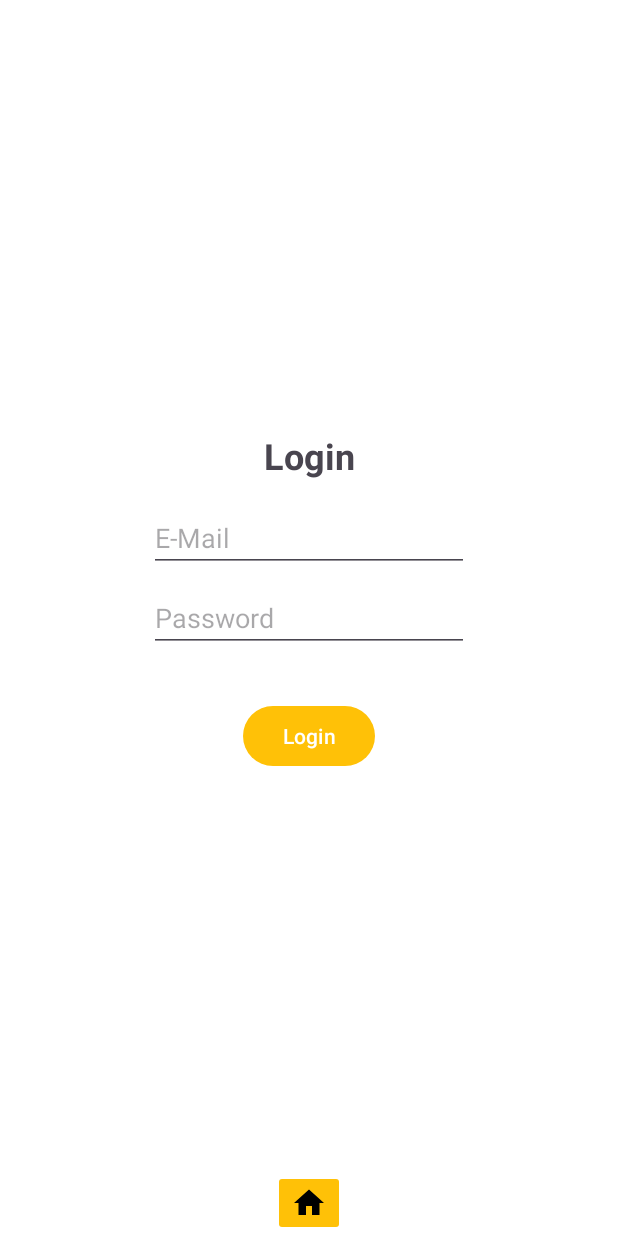
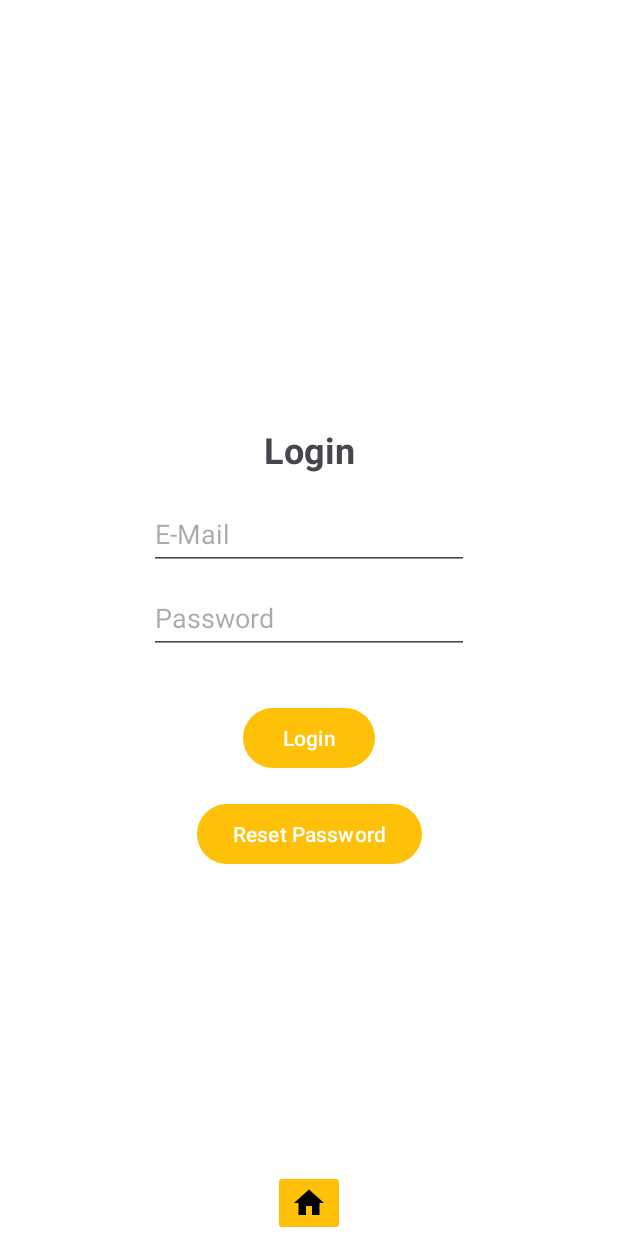
Before and after one commit to JoshuaRueckSyntax/FirebaseWiederholung, an Android app: the screen it shows after launch (MainActivity), after a tap on "Login", on a phone screen of 412 x 824 dp. Run offline under Robolectric (Android 15) with nearby library versions, the phone set to English and light mode, and no system bars; our stand-ins replace Firebase (no records; nobody signed in at launch, a user with empty details on screens opened directly).

Commit message:
geringfügige Änderungen und Password reset implementiert

```diff
--- a/app/src/main/java/com/example/firebasewiederholung/FirebaseViewModel.kt
+++ b/app/src/main/java/com/example/firebasewiederholung/FirebaseViewModel.kt
@@ -7,7 +7,6 @@ import androidx.lifecycle.ViewModel
 import com.example.firebasewiederholung.model.TodoItem
 import com.google.firebase.auth.FirebaseAuth
 import com.google.firebase.auth.FirebaseUser
-import com.google.firebase.firestore.DocumentReference
 import com.google.firebase.firestore.FirebaseFirestore
 
 
@@ -52,7 +51,6 @@ class FirebaseViewModel: ViewModel() {
         }
     }
 
-
     fun sendPasswordReset(email: String) {
         firebaseAuth.sendPasswordResetEmail(email)
     }
--- a/app/src/main/java/com/example/firebasewiederholung/adapter/TodoAdapter.kt
+++ b/app/src/main/java/com/example/firebasewiederholung/adapter/TodoAdapter.kt
@@ -1,9 +1,7 @@
 package com.example.firebasewiederholung.adapter
 
-import android.service.autofill.Dataset
 import android.view.LayoutInflater
 import android.view.ViewGroup
-import androidx.core.content.ContextCompat
 import androidx.core.content.ContextCompat.getColor
 import androidx.core.view.isVisible
 import androidx.recyclerview.widget.RecyclerView
@@ -41,6 +39,7 @@ class TodoAdapter(
                 viewModel.saveTodo(item)
                 viewModel.deleteTodo(item)
             }
+
         } else {
             holder.binding.tvIndex.text = "#" + (position+1)
             holder.binding.tvTitleTodo.text = item.text
--- a/app/src/main/java/com/example/firebasewiederholung/ui/HomeFragment.kt
+++ b/app/src/main/java/com/example/firebasewiederholung/ui/HomeFragment.kt
@@ -12,7 +12,6 @@ import com.example.firebasewiederholung.R
 import com.example.firebasewiederholung.adapter.TodoAdapter
 import com.example.firebasewiederholung.databinding.FragmentHomeBinding
 import com.example.firebasewiederholung.model.TodoItem
-import com.google.firebase.firestore.toObject
 
 class HomeFragment: Fragment() {
 
--- a/app/src/main/java/com/example/firebasewiederholung/ui/RegisterFragment.kt
+++ b/app/src/main/java/com/example/firebasewiederholung/ui/RegisterFragment.kt
@@ -14,7 +14,6 @@ import androidx.navigation.fragment.findNavController
 import com.example.firebasewiederholung.FirebaseViewModel
 import com.example.firebasewiederholung.R
 import com.example.firebasewiederholung.databinding.FragmentRegisterBinding
-import java.lang.Exception
 
 class RegisterFragment: Fragment() {
 
@@ -45,7 +44,7 @@ class RegisterFragment: Fragment() {
                         binding.etEmailReg.text.clear()
                         binding.etPassReg.text.clear()
                         hidekeyboard(view)
-                        Toast.makeText(getActivity(),"Account creation failed.", Toast.LENGTH_SHORT).show();
+                        Toast.makeText(getActivity(),"Account creation failed.", Toast.LENGTH_SHORT).show()
                     } else {
                         binding.tvSuccess.isVisible = true
                         hidekeyboard(view)
--- a/app/src/main/res/layout/fragment_home.xml
+++ b/app/src/main/res/layout/fragment_home.xml
@@ -39,7 +39,7 @@
     <EditText
         android:id="@+id/et_newtodo"
         android:layout_width="wrap_content"
-        android:layout_height="wrap_content"
+        android:layout_height="48dp"
         android:layout_marginStart="16dp"
         android:layout_marginBottom="16dp"
         android:ems="10"
--- a/app/src/main/res/layout/fragment_login.xml
+++ b/app/src/main/res/layout/fragment_login.xml
@@ -4,6 +4,16 @@
     xmlns:tools="http://schemas.android.com/tools"
     android:layout_width="match_parent"
     android:layout_height="match_parent">
+
+    <Button
+        android:id="@+id/bt_resetpass"
+        android:layout_width="wrap_content"
+        android:layout_height="wrap_content"
+        android:layout_marginTop="16dp"
+        android:text="Reset Password"
+        app:layout_constraintEnd_toEndOf="parent"
+        app:layout_constraintStart_toStartOf="parent"
+        app:layout_constraintTop_toBottomOf="@+id/bt_login" />
 
     <TextView
         android:id="@+id/tv_login"
@@ -20,7 +30,7 @@
     <EditText
         android:id="@+id/et_email_log"
         android:layout_width="wrap_content"
-        android:layout_height="wrap_content"
+        android:layout_height="48dp"
         android:layout_marginBottom="8dp"
         android:ems="10"
         android:hint="E-Mail"
@@ -32,7 +42,7 @@
     <EditText
         android:id="@+id/et_pass_log"
         android:layout_width="wrap_content"
-        android:layout_height="wrap_content"
+        android:layout_height="48dp"
         android:ems="10"
         android:hint="Password"
         android:inputType="textPassword"
```
Also changed, not shown: app/src/main/java/com/example/firebasewiederholung/ui/LoginFragment.kt (+9 -1 lines).
